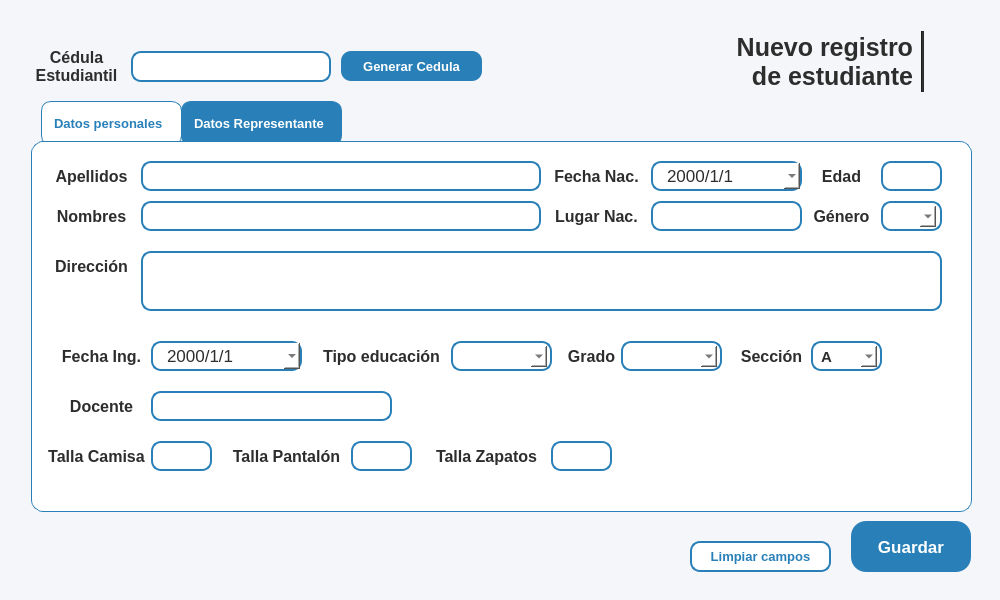
Proyecto-Uptjaa/Proyecto_SIRA, file resources/ui/registro_estu.ui: the form before one commit.
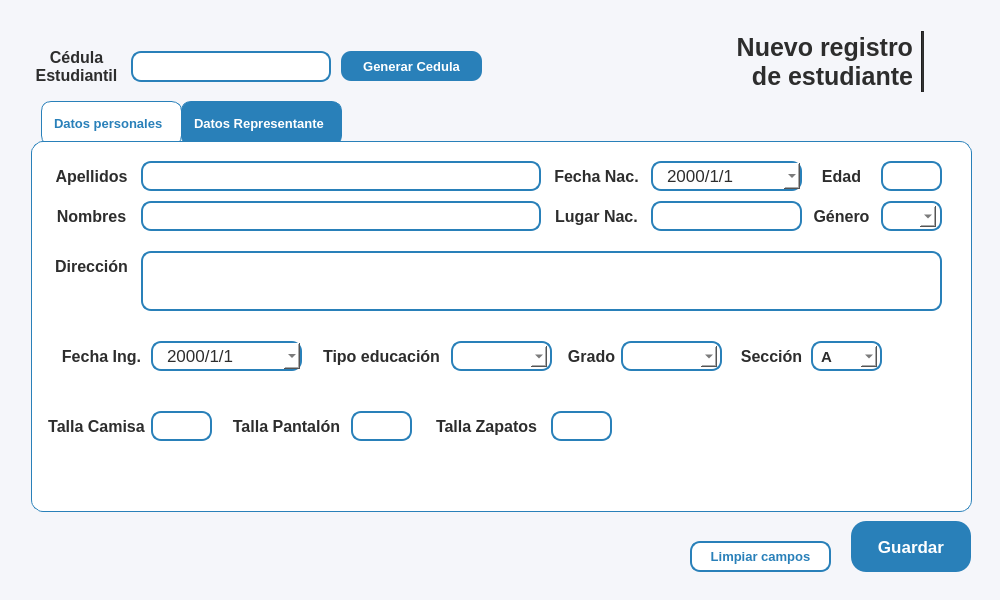
The form after the commit. The open tabs and pages were chosen to show the change. Icons and pictures are not drawn.

Commit message: refactor: Se muestra docente en ficha_estu

The edit to the form file:
```diff
--- a/resources/ui/registro_estu.ui
+++ b/resources/ui/registro_estu.ui
@@ -822,96 +822,11 @@
             <set>Qt::AlignmentFlag::AlignCenter</set>
            </property>
           </widget>
-          <widget class="QLineEdit" name="lneDocente_reg_estu">
-           <property name="geometry">
-            <rect>
-             <x>110</x>
-             <y>240</y>
-             <width>241</width>
-             <height>30</height>
-            </rect>
-           </property>
-           <property name="minimumSize">
-            <size>
-             <width>100</width>
-             <height>30</height>
-            </size>
-           </property>
-           <property name="maximumSize">
-            <size>
-             <width>400</width>
-             <height>30</height>
-            </size>
-           </property>
-           <property name="font">
-            <font>
-             <family>Segoe UI</family>
-            </font>
-           </property>
-           <property name="focusPolicy">
-            <enum>Qt::FocusPolicy::ClickFocus</enum>
-           </property>
-           <property name="styleSheet">
-            <string notr="true">QLineEdit {
-    border: 2px solid #2980b9;
-    border-radius: 10px;
-    padding: 3px 8px;
-    background-color: white;
-}</string>
-           </property>
-           <property name="text">
-            <string/>
-           </property>
-           <property name="alignment">
-            <set>Qt::AlignmentFlag::AlignLeading|Qt::AlignmentFlag::AlignLeft|Qt::AlignmentFlag::AlignVCenter</set>
-           </property>
-           <property name="placeholderText">
-            <string/>
-           </property>
-          </widget>
-          <widget class="QLabel" name="label_35">
-           <property name="geometry">
-            <rect>
-             <x>0</x>
-             <y>240</y>
-             <width>121</width>
-             <height>30</height>
-            </rect>
-           </property>
-           <property name="minimumSize">
-            <size>
-             <width>0</width>
-             <height>30</height>
-            </size>
-           </property>
-           <property name="maximumSize">
-            <size>
-             <width>16777215</width>
-             <height>30</height>
-            </size>
-           </property>
-           <property name="font">
-            <font>
-             <family>Segoe UI</family>
-             <pointsize>12</pointsize>
-             <bold>true</bold>
-            </font>
-           </property>
-           <property name="styleSheet">
-            <string notr="true">background-color: transparent;</string>
-           </property>
-           <property name="text">
-            <string>Docente</string>
-           </property>
-           <property name="alignment">
-            <set>Qt::AlignmentFlag::AlignCenter</set>
-           </property>
-          </widget>
           <widget class="QLabel" name="label_42">
            <property name="geometry">
             <rect>
              <x>0</x>
-             <y>290</y>
+             <y>260</y>
              <width>111</width>
              <height>30</height>
             </rect>
@@ -949,7 +864,7 @@
            <property name="geometry">
             <rect>
              <x>110</x>
-             <y>290</y>
+             <y>260</y>
              <width>61</width>
              <height>30</height>
             </rect>
@@ -999,7 +914,7 @@
            <property name="geometry">
             <rect>
              <x>190</x>
-             <y>290</y>
+             <y>260</y>
              <width>111</width>
              <height>30</height>
             </rect>
@@ -1037,7 +952,7 @@
            <property name="geometry">
             <rect>
              <x>310</x>
-             <y>290</y>
+             <y>260</y>
              <width>61</width>
              <height>30</height>
             </rect>
@@ -1087,7 +1002,7 @@
            <property name="geometry">
             <rect>
              <x>510</x>
-             <y>290</y>
+             <y>260</y>
              <width>61</width>
              <height>30</height>
             </rect>
@@ -1137,7 +1052,7 @@
            <property name="geometry">
             <rect>
              <x>390</x>
-             <y>290</y>
+             <y>260</y>
              <width>111</width>
              <height>30</height>
             </rect>
```
Left out of the diff: 2 changed lines with no effect on the pictures. The commit also changes 4 other files.
